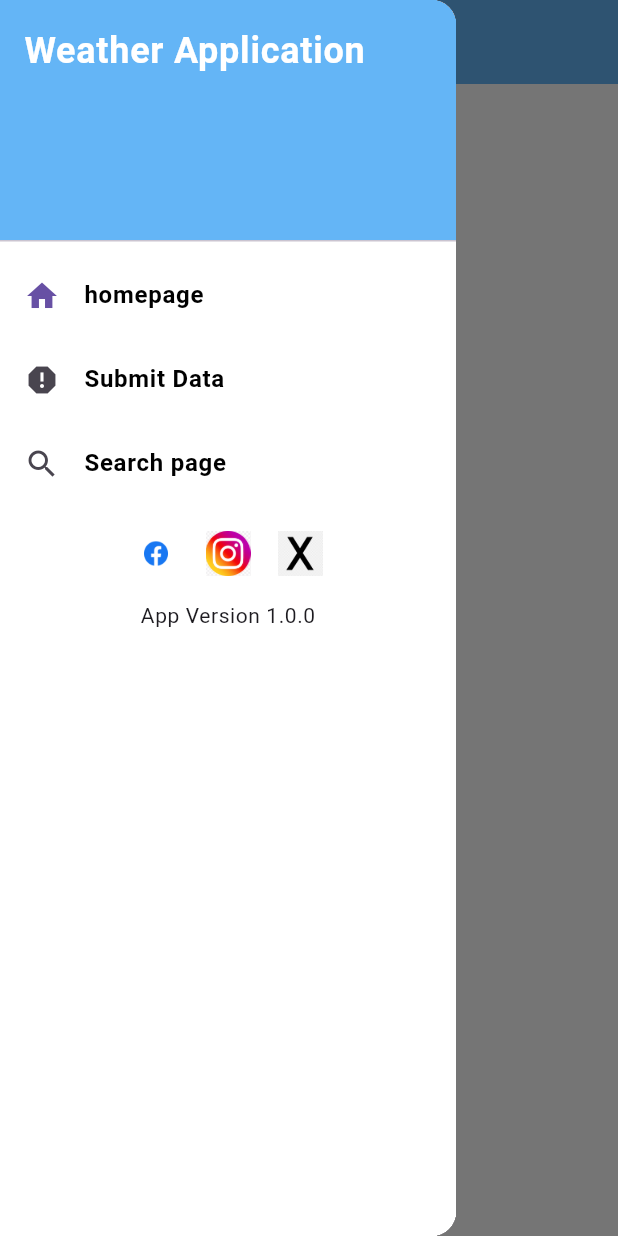
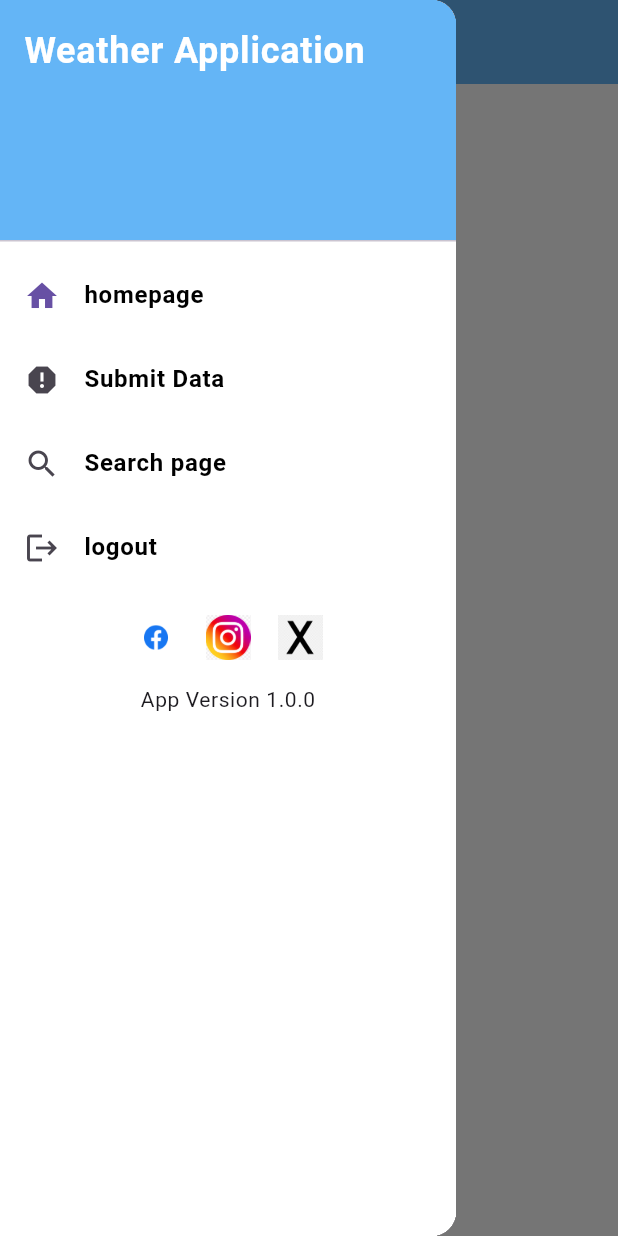
Before and after one commit to Enjy-yasser/Weather, a Flutter app: the HomeScreen screen opened by its route, with the side drawer open, on a phone screen of 412 x 824 dp. Run offline on Flutter 3.47's test engine with Material 3 defaults, Android fonts, the phone set to English and light mode, and no system bars; our stand-ins replace cloud_firestore, firebase_auth, firebase_core, firebase_messaging, geolocator, permission_handler; accounts and stored records are empty; network calls fail; Roboto replaces fonts that are missing (Nunito Sans).

Commit message:
Modifications of logout,signin,signup

```diff
--- a/lib/constant/routes_app.dart
+++ b/lib/constant/routes_app.dart
@@ -3,6 +3,7 @@
 import 'package:flutter/material.dart';
 import 'package:flutter/semantics.dart';
 import 'package:weather_app/crud.dart';
+import 'package:weather_app/screens/homeScreen/logout.dart';
 import 'package:weather_app/screens/signup_screen.dart';
 import 'package:weather_app/search.dart';
 
@@ -18,6 +19,7 @@ class Routes{
   static const String permissionRoute = '/permission';
   static const String crudRoute = '/crud';
   static const String searchRoute = '/search';
+  static const String logoutRoute = '/logout';
 
   static Route? getRoute(RouteSettings settings) {
     switch (settings.name) {
@@ -65,6 +67,17 @@ class Routes{
             return  const SearchPage();
           },
         );
+        case logoutRoute:
+        return MaterialPageRoute(
+          builder: (context) {
+            WidgetsBinding.instance.addPostFrameCallback((_) {
+              SemanticsService.announce(
+                  "Logout loaded",TextDirection.ltr
+              );
+            });
+            return  const LogoutScreen();
+          },
+        );
 
       case signUpRoute:
         return MaterialPageRoute(
--- a/lib/constant/string_app.dart
+++ b/lib/constant/string_app.dart
@@ -16,9 +16,10 @@ class AppStrings{
   static const String searchPage="Search page";
   static const String getCurrentLocation="Get current location";
   static const String downloadWeatherInfo='Download Weather Info';
-
-
-
+  static const String logout='logout';
+  static const String yes='yes';
+  static const String cancel='cancel';
+  static const String logoutSta="Are you sure you want to log out?";
 
 
 
--- a/lib/l10n/intl_en.arb
+++ b/lib/l10n/intl_en.arb
@@ -15,7 +15,11 @@
   "homePage":"homepage",
   "searchPage":"Search page",
   "getCurrentLocation":"Get current location",
-  "downloadWeatherInfo":"Download Weather Info"
+  "downloadWeatherInfo":"Download Weather Info",
+  "logout":"logout",
+  "logoutSta":"Are you sure you want to log out?",
+  "yes":"yes",
+  "cancel":"cancel"
 
 
 
--- a/lib/widgets/drawer.dart
+++ b/lib/widgets/drawer.dart
@@ -87,7 +87,8 @@ class CustomDrawer extends StatelessWidget {
                   // Navigate to the PermissionReq page
                   Navigator.pushReplacementNamed(context,Routes.crudRoute);
                 },
-              ),ListTile(
+              ),
+              ListTile(
                 leading: const Icon(Icons.search),
                 title: ResponsiveText(
                   text: S.of(context).searchPage,
@@ -98,6 +99,18 @@ class CustomDrawer extends StatelessWidget {
                 onTap: () {
                   // Navigate to the PermissionReq page
                   Navigator.pushReplacementNamed(context,Routes.searchRoute);
+                },
+              ),ListTile(
+                leading: const Icon(Icons.logout),
+                title: ResponsiveText(
+                  text: S.of(context).logout,
+                  style: AppStyles.nunito600style20.copyWith(
+                      color: isDarkMode ? AppColors.frostWhite : Colors.black),
+                  baseFontSize: 16,
+                ),
+                onTap: () {
+                  // Navigate to the PermissionReq page
+                  Navigator.pushReplacementNamed(context,Routes.logoutRoute);
                 },
               ),
               Padding(
```
Also changed, not shown: lib/l10n/intl_ar.arb (+6 -1 lines), lib/screens/homeScreen/logout.dart (added, +65 -0 lines), lib/search.dart (+27 -3 lines), lib/generated/intl/messages_ar.dart, lib/generated/intl/messages_en.dart, lib/generated/l10n.dart.
